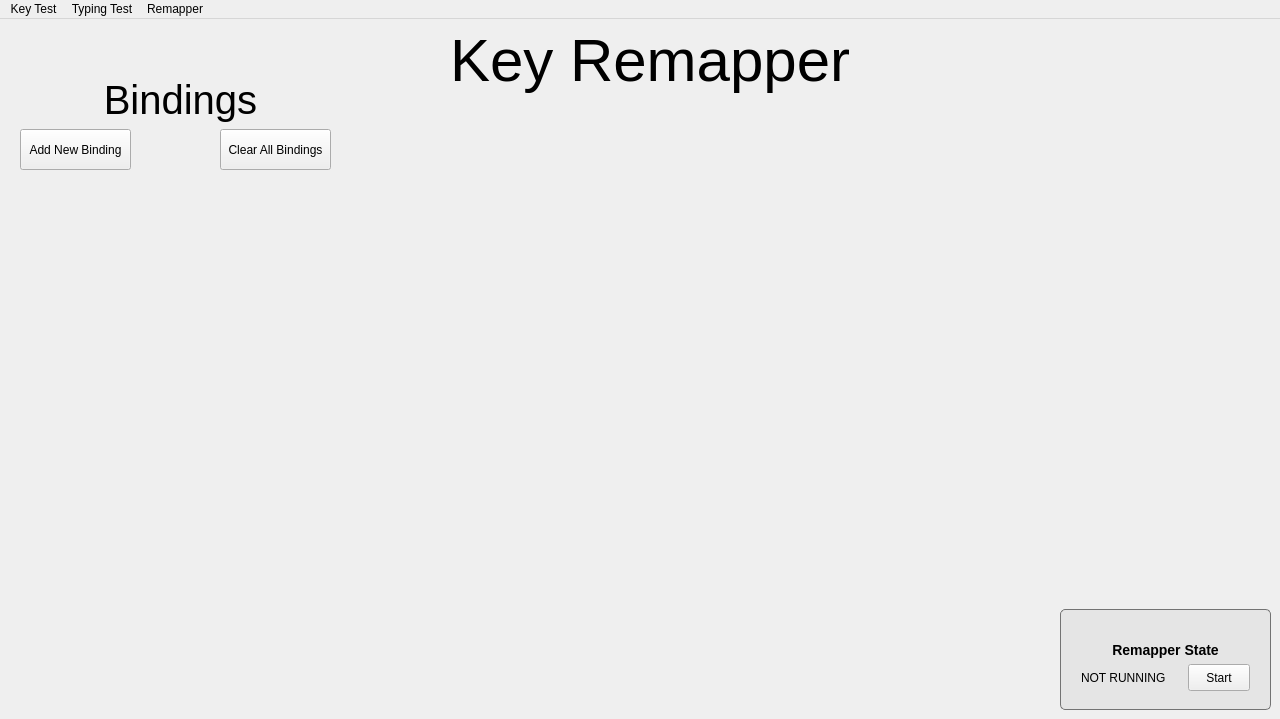
This is resources/KeyScan.ui in ItzBlinkzy/KeyScan as Qt 5 draws it before an edit. The edited form follows.
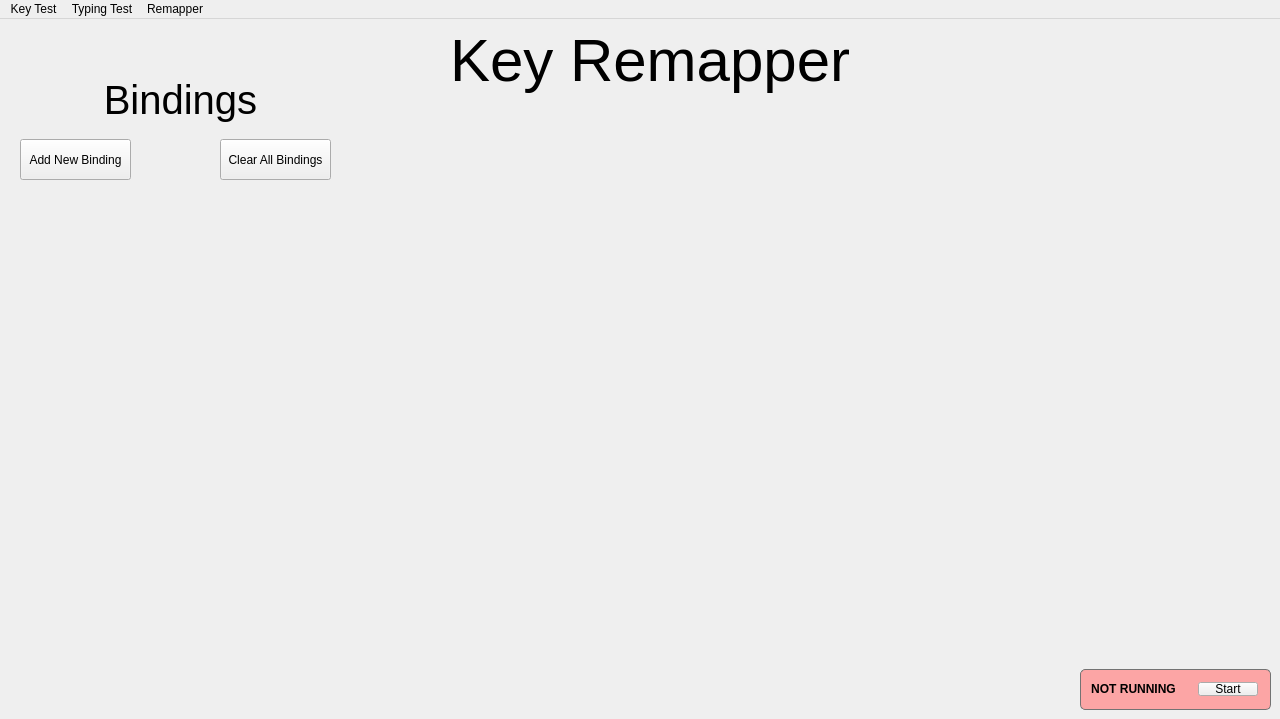
This is the edited form.

Patch:
```diff
--- a/resources/KeyScan.ui
+++ b/resources/KeyScan.ui
@@ -163,7 +163,7 @@
       <property name="geometry">
        <rect>
         <x>220</x>
-        <y>110</y>
+        <y>120</y>
         <width>111</width>
         <height>41</height>
        </rect>
@@ -179,7 +179,7 @@
       <property name="geometry">
        <rect>
         <x>20</x>
-        <y>110</y>
+        <y>120</y>
         <width>111</width>
         <height>41</height>
        </rect>
@@ -432,52 +432,30 @@
    <widget class="QWidget" name="remapper_state_widget" native="true">
     <property name="geometry">
      <rect>
-      <x>1060</x>
-      <y>590</y>
-      <width>211</width>
-      <height>101</height>
+      <x>1080</x>
+      <y>650</y>
+      <width>191</width>
+      <height>41</height>
      </rect>
     </property>
     <property name="styleSheet">
      <string notr="true">#remapper_state_widget {
-background-color: #e5e5e5;
+background-color: #fca5a5;
 border: 1px solid #737373;
 padding: 2px 2px;
 border-radius: 5%;
 }</string>
     </property>
-    <widget class="QWidget" name="verticalLayoutWidget_2">
+    <widget class="QWidget" name="">
      <property name="geometry">
       <rect>
-       <x>10</x>
-       <y>10</y>
+       <x>0</x>
+       <y>0</y>
        <width>191</width>
-       <height>83</height>
+       <height>40</height>
       </rect>
      </property>
-     <layout class="QVBoxLayout" name="verticalLayout">
-      <item>
-       <widget class="QLabel" name="label_4">
-        <property name="styleSheet">
-         <string notr="true">*{
-    font-size: 14px;
-    font-weight: bold;
-    color: black;
-}</string>
-        </property>
-        <property name="text">
-         <string>Remapper State</string>
-        </property>
-        <property name="textFormat">
-         <enum>Qt::TextFormat::PlainText</enum>
-        </property>
-        <property name="alignment">
-         <set>Qt::AlignmentFlag::AlignBottom|Qt::AlignmentFlag::AlignHCenter</set>
-        </property>
-       </widget>
-      </item>
-      <item>
-       <layout class="QHBoxLayout" name="horizontalLayout" stretch="0,1">
+     <layout class="QHBoxLayout" name="toggle_remap_label" stretch="0,0">
         <property name="spacing">
          <number>2</number>
         </property>
@@ -496,11 +474,15 @@
            <string notr="true">* {
     font-size: 12px;
     color: black;
+	font-weight: bold;
 }</string>
           </property>
           <property name="text">
            <string>NOT RUNNING</string>
           </property>
+        <property name="alignment">
+         <set>Qt::AlignmentFlag::AlignCenter</set>
+        </property>
          </widget>
         </item>
         <item>
@@ -522,6 +504,7 @@
           </property>
           <property name="styleSheet">
            <string notr="true">QPushButton {
+margin: 2px;
 margin-left: 20px;
 }</string>
           </property>
@@ -529,8 +512,6 @@
            <string>Start</string>
           </property>
          </widget>
-        </item>
-       </layout>
       </item>
      </layout>
     </widget>
```
Lines whose indentation alone changed are shown as unchanged.
